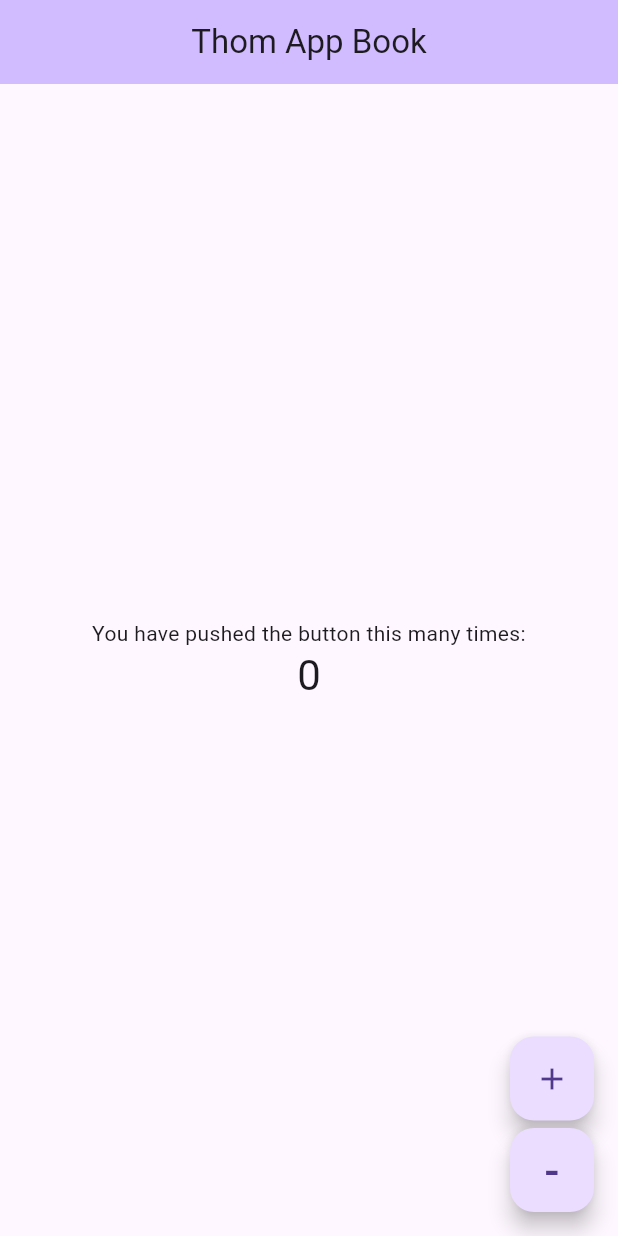
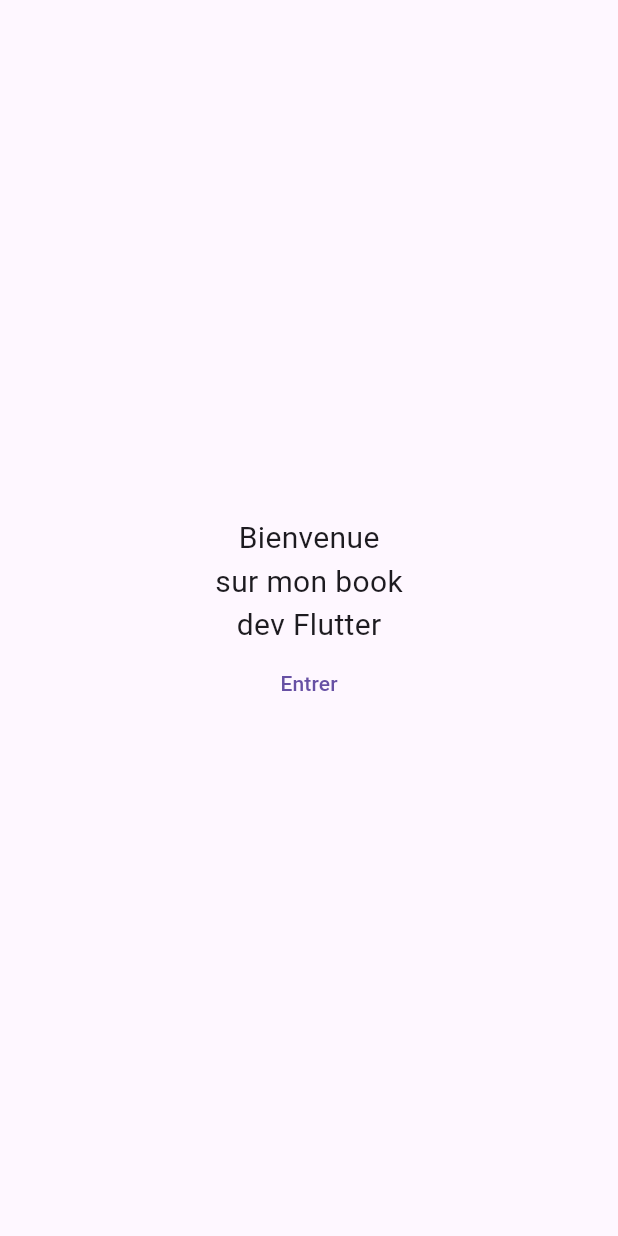
Before and after one commit to Web82-Thom/appbook, a Flutter app: the screen it shows after launch, on a phone screen of 412 x 824 dp. Run offline on Flutter 3.47's test engine with Material 3 defaults, Android fonts, the phone set to English and light mode, and no system bars; our stand-ins replace get.

Commit message:
create welcome page, add return on Home page, add in appbar return Welcome page

```diff
--- /dev/null
+++ b/lib/app/modules/welcome/views/welcome_view.dart
@@ -0,0 +1,42 @@
+import 'package:appbook/app/routes/app_pages.dart';
+import 'package:flutter/material.dart';
+
+import 'package:get/get.dart';
+
+import '../controllers/welcome_controller.dart';
+
+class WelcomeView extends GetView<WelcomeController> {
+  const WelcomeView({Key? key}) : super(key: key);
+  @override
+  Widget build(BuildContext context) {
+    return  Scaffold(
+      body: Column(
+        mainAxisAlignment: MainAxisAlignment.center,
+        children: [
+          const Center(
+            child: Text(
+              'Bienvenue',
+              style: TextStyle(fontSize: 20),
+            ),
+          ),
+          const Center(
+            child: Text(
+              'sur mon book',
+              style: TextStyle(fontSize: 20),
+            ),
+          ),
+          const Center(
+            child: Text(
+              'dev Flutter',
+              style: TextStyle(fontSize: 20),
+            ),
+          ),
+          TextButton(
+            onPressed: ()=>Get.toNamed(Routes.HOME),
+            child: const Text('Entrer'),
+            )
+        ],
+      ),
+    );
+  }
+}
--- a/lib/app/routes/app_routes.dart
+++ b/lib/app/routes/app_routes.dart
@@ -4,9 +4,11 @@
 abstract class Routes {
   Routes._();
   static const HOME = _Paths.HOME;
+  static const WELCOME = _Paths.WELCOME;
 }
 
 abstract class _Paths {
   _Paths._();
   static const HOME = '/home';
+  static const WELCOME = '/welcome';
 }
```
Also changed, not shown: lib/app/modules/home/views/home_view.dart (+6 -1 lines), lib/app/modules/welcome/bindings/welcome_binding.dart (added, +12 -0 lines), lib/app/modules/welcome/controllers/welcome_controller.dart (added, +23 -0 lines), lib/app/routes/app_pages.dart (+8 -1 lines).
